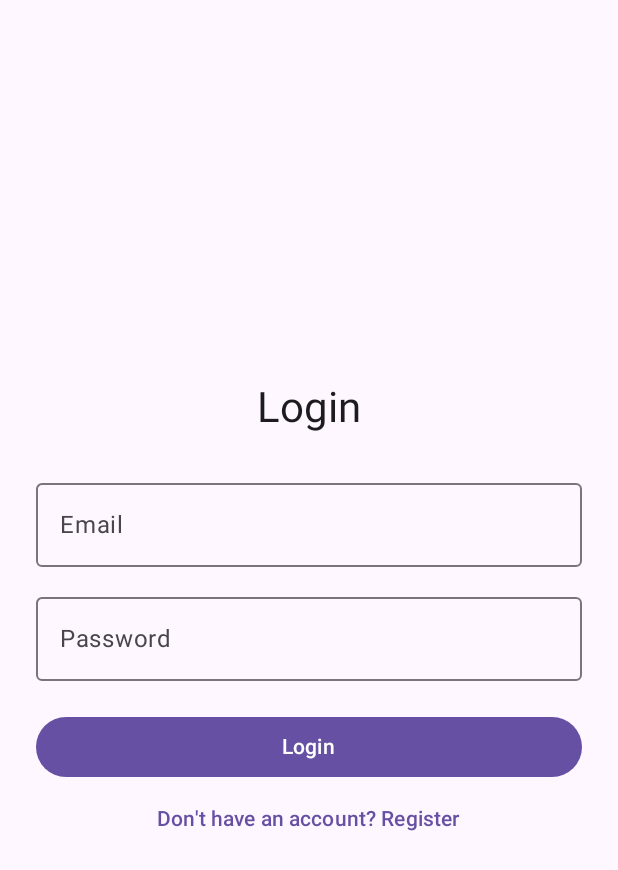
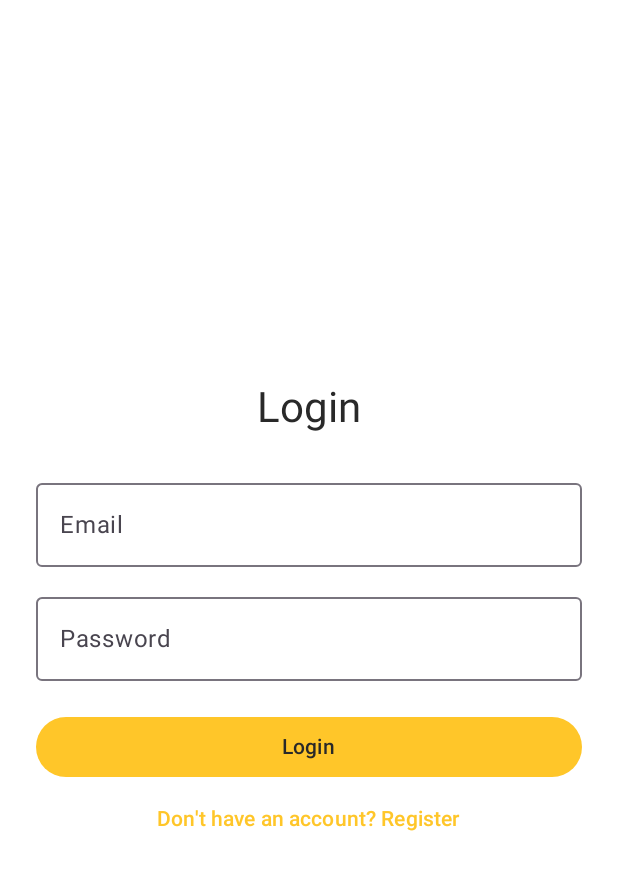
Before and after one commit to realAbdulKhan/TUSEquipmentBookingMobileApp, an Android app built with Jetpack Compose: the screen it shows after launch (MainActivity), on a phone screen of 412 x 824 dp. Shown: the top 870 px of the screen. Run offline under Robolectric (Android 15) with nearby library versions, the phone set to English and light mode, and no system bars; our stand-ins replace Firebase (no records; nobody signed in at launch, a user with empty details on screens opened directly), Room's generated code.

Commit message:
update colour theme

```diff
--- a/app/src/main/java/com/example/mytusequipmentbooking/ui/theme/Theme.kt
+++ b/app/src/main/java/com/example/mytusequipmentbooking/ui/theme/Theme.kt
@@ -5,19 +5,37 @@ import androidx.compose.material3.MaterialTheme
 import androidx.compose.material3.darkColorScheme
 import androidx.compose.material3.lightColorScheme
 import androidx.compose.runtime.Composable
+import androidx.compose.ui.graphics.Color
+
+// TUS-inspired gold and black colours
+private val TUSGold = Color(0xFFFFC629)
+private val TUSWhite = Color(0xFFFFFFFF)
+private val TUSLightGrey = Color(0xFFF5F5F5)
+private val TUSDarkGrey = Color(0xFF292929)
+
+private val LightColorScheme = lightColorScheme(
+    primary = TUSGold,
+    secondary = TUSDarkGrey,
+    tertiary = TUSGold,
+    background = TUSWhite,
+    surface = TUSWhite,
+    onPrimary = TUSDarkGrey,
+    onSecondary = Color.White,
+    onBackground = TUSDarkGrey,
+    onSurface = TUSDarkGrey
+)
 
 private val DarkColorScheme = darkColorScheme(
-    primary = Purple80,
-    secondary = PurpleGrey80,
-    tertiary = Pink80
+    primary = TUSGold,
+    secondary = TUSDarkGrey,
+    tertiary = TUSGold,
+    background = TUSDarkGrey,
+    surface = TUSDarkGrey,
+    onPrimary = TUSDarkGrey,
+    onSecondary = Color.White,
+    onBackground = Color.White,
+    onSurface = Color.White
 )
-
-private val LightColorScheme = lightColorScheme(
-    primary = Purple40,
-    secondary = PurpleGrey40,
-    tertiary = Pink40
-)
-
 @Composable
 fun MyTUSEquipmentBookingTheme(
     darkTheme: Boolean = false,
```
